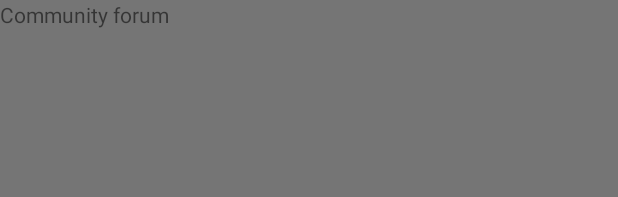
After one commit to baconator13/Boston-Baby-Nurse, an Android app: the layout forum_view.xml on its own in the app's theme, with its tools: preview values and no code run, on a phone screen of 412 x 824 dp. The commit adds this screen. Shown: the top 197 px of the screen. Run offline under Robolectric (Android 15) with nearby library versions, the phone set to English and light mode, and no system bars.

Commit message:
Cleaned up code, icons, and content description

```diff
--- a/app/src/main/AndroidManifest.xml
+++ b/app/src/main/AndroidManifest.xml
@@ -29,7 +29,7 @@
         <activity android:name=".ScheduleActivity"/>
         <activity android:name=".EducationActivity"/>
         <activity android:name=".EventsActivity"/>
-        <activity android:name=".SettingsActivity"/>
+        <activity android:name=".ForumActivity"/>
     </application>
 
     <uses-permission android:name="android.permission.INTERNET"/>
--- /dev/null
+++ b/app/src/main/res/layout/forum_view.xml
@@ -0,0 +1,76 @@
+<android.support.v4.widget.DrawerLayout
+
+    xmlns:android="http://schemas.android.com/apk/res/android"
+    android:id="@+id/drawerLayout"
+    android:layout_width="match_parent"
+    android:layout_height="match_parent">
+    <TextView
+        android:layout_width="match_parent"
+        android:layout_height="match_parent"
+        android:text="Community forum"/>
+
+
+    <!-- The navigation drawer -->
+    <RelativeLayout
+        android:layout_width="280dp"
+        android:layout_height="match_parent"
+        android:id="@+id/drawerPane"
+        android:layout_gravity="start">
+
+        <!-- Profile Box -->
+        <RelativeLayout
+            android:id="@+id/profileBox"
+            android:layout_width="match_parent"
+            android:layout_height="100dp"
+            android:background="@color/material_blue_grey_800"
+            android:padding="8dp" >
+
+            <ImageView
+                android:id="@+id/avatar"
+                android:layout_width="50dp"
+                android:layout_height="50dp"
+                android:src="@drawable/bbn_logo"
+                android:layout_marginTop="15dp" />
+
+            <LinearLayout
+                android:layout_width="wrap_content"
+                android:layout_height="42dp"
+                android:layout_centerVertical="true"
+                android:layout_marginLeft="15dp"
+                android:layout_toRightOf="@+id/avatar"
+                android:orientation="vertical" >
+
+                <TextView
+                    android:id="@+id/mainTitle"
+                    android:layout_width="wrap_content"
+                    android:layout_height="wrap_content"
+                    android:text="User Name"
+                    android:textColor="#fff"
+                    android:textSize="16sp"
+                    android:textStyle="bold" />
+
+                <TextView
+                    android:id="@+id/desc"
+                    android:layout_width="wrap_content"
+                    android:layout_height="wrap_content"
+                    android:layout_gravity="bottom"
+                    android:layout_marginTop="4dp"
+                    android:text="View Profile"
+                    android:textColor="#fff"
+                    android:textSize="12sp" />
+            </LinearLayout>
+        </RelativeLayout>
+
+        <!-- List of Actions (pages) -->
+        <ListView
+            android:id="@+id/navList"
+            android:layout_width="280dp"
+            android:layout_height="match_parent"
+            android:layout_below="@+id/profileBox"
+            android:choiceMode="singleChoice"
+            android:background="#ffffffff" />
+
+    </RelativeLayout>
+
+
+</android.support.v4.widget.DrawerLayout>
```
Also changed, not shown: app/src/main/java/org/example/android/bostonbabynurse/Article.java (+18 -0 lines), app/src/main/java/org/example/android/bostonbabynurse/ForumActivity.java (added, +76 -0 lines), app/src/main/java/org/example/android/bostonbabynurse/MainActivity.java (+18 -129 lines), app/src/main/java/org/example/android/bostonbabynurse/ParseArticles.java (+6 -14 lines), app/src/main/res/layout/article_list_item_view.xml (+14 -7 lines), app/src/main/res/drawable/ic_class_black_48dp.png (added), app/src/main/res/drawable/ic_event_black_48dp.png (added), app/src/main/res/drawable/ic_forum_black_48dp.png (added), app/src/main/res/drawable/ic_home_black_48dp.png (added).
